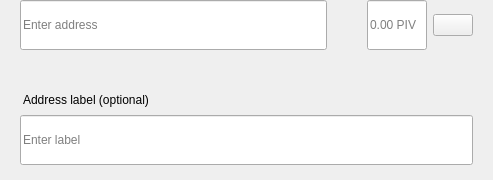
Before: the Qt Designer form src/qt/pivx/forms/sendmultirow.ui in THETCR/rpicore, drawn with Qt 5.
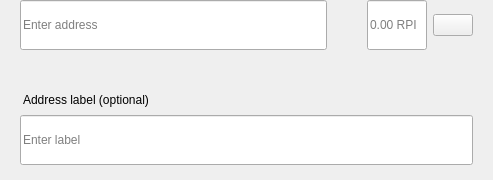
After: the same form once the commit is applied.

Diff of the .ui file:
```diff
--- a/src/qt/pivx/forms/sendmultirow.ui
+++ b/src/qt/pivx/forms/sendmultirow.ui
@@ -198,7 +198,7 @@
            <set>Qt::AlignLeading|Qt::AlignLeft|Qt::AlignVCenter</set>
           </property>
           <property name="placeholderText">
-           <string notr="true">0.00 PIV</string>
+           <string notr="true">0.00 RPI</string>
           </property>
          </widget>
         </item>
```
